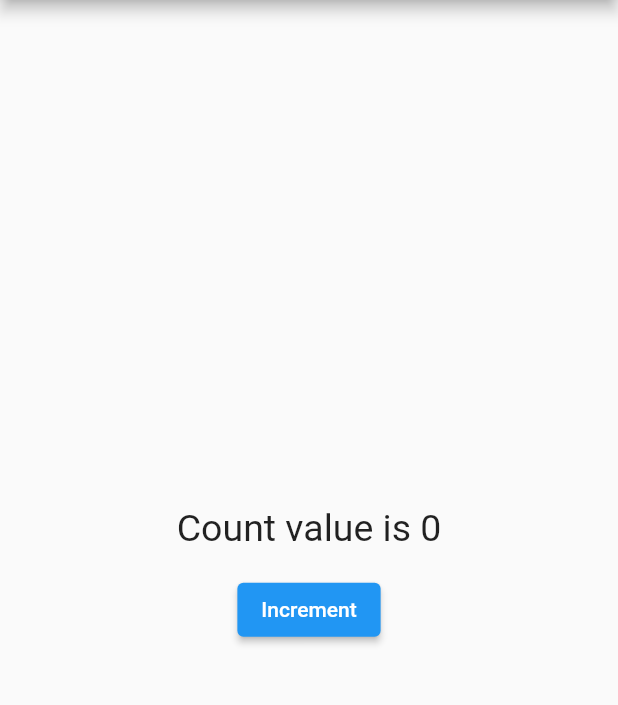
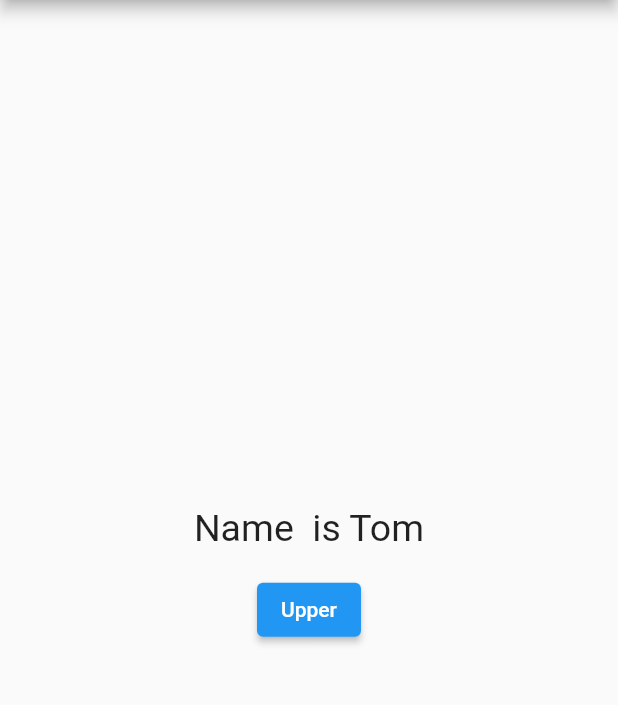
Before and after one commit to ali-sojib/Flutter-GetX-Utils, a Flutter app: the screen it shows after launch, on a phone screen of 412 x 824 dp, the part 84-789 px from its top. Run offline on Flutter 3.47's test engine with Material 2 defaults, Android fonts, the phone set to English and light mode, and no system bars; our stand-ins replace get.

Commit message:
getx obx variable in 8th video

```diff
--- a/lib/st_mn_reactive_state_manager_obx.dart
+++ b/lib/getx_state_m_reactive_state_manager_obx_predefind_data_types.dart
@@ -1,8 +1,10 @@
 import 'package:flutter/material.dart';
 import 'package:get/get.dart';
 
-// state_management_reactive State Manager Obx
-
+class StateManagementReactiveStateManagerObxPredefinedDataTypes
+    extends StatelessWidget {
+  // state_management_reactive State Manager Obx
+  // Predefind Data types
 /* If we want that every time the value of count variable changes
   then all the widgets which uses the count variable must update itself
   then the count variable must be reactive or observable and to make it
@@ -34,8 +36,6 @@ import 'package:get/get.dart';
     // Custom classes - it can be any class, literally
     final user = Rx<User>();
   */
-
-class StateManagementReactiveStateManagerObx extends StatelessWidget {
   var count = 0.obs;
 
   void increment() {
--- /dev/null
+++ b/lib/getx_state_m_reactive_state_manager_obx_undefind_data_types.dart
@@ -0,0 +1,57 @@
+import 'package:get/get.dart';
+import 'package:flutter/material.dart';
+
+class StateManagementReactiveStateManagerObxUndefindDataTypes
+    extends StatelessWidget {
+  var student = Student();
+
+  // For making the entire class observable
+  //final  student=Student( name:"tom",age:25).obs;
+  @override
+  Widget build(BuildContext context) {
+    // TODO: implement build
+    return Scaffold(
+      appBar: AppBar(title: Text("State Management")),
+      body: Center(
+        child: Column(
+          mainAxisAlignment: MainAxisAlignment.center,
+          crossAxisAlignment: CrossAxisAlignment.center,
+          children: [
+            Obx(() => Text(
+                  "Name  is ${student.name.value}",
+                  style: TextStyle(fontSize: 25),
+                )),
+            const SizedBox(
+              height: 16,
+            ),
+            ElevatedButton(
+              child: Text("Upper"),
+              onPressed: () {
+                //If individual variables are observable
+                student.name.value = student.name.value.toUpperCase();
+                // If entire class is observable
+                // student.update((student) {
+                //   student.name=student.name.toString().toUpperCase();
+                // });
+              },
+            ),
+          ],
+        ),
+      ),
+    );
+  }
+}
+
+class Student {
+  /* Classes can be made observable by making individuals variables Rx
+  or by making the entire class observable.
+   */
+  // Individuals variables Rx
+  var name = "Tom".obs;
+  var age = 25.obs;
+
+// To make the entire class observable
+// var name;
+// var age;
+// Student({this.name, this.age});
+}
--- a/lib/main.dart
+++ b/lib/main.dart
@@ -4,7 +4,8 @@ import 'package:get/get.dart';
 import 'getx_route_navigation_Named/getx_home.dart';
 import 'getx_route_navigation_Named/getx_mian_named.dart';
 import 'getx_route_navigation_Named/getx_next_screen.dart';
-import 'st_mn_reactive_state_manager_obx.dart';
+import 'getx_state_m_reactive_state_manager_obx_predefind_data_types.dart';
+import 'getx_state_m_reactive_state_manager_obx_undefind_data_types.dart';
 
 void main() {
   runApp(const MyApp());
@@ -49,7 +50,10 @@ class MyApp extends StatelessWidget {
         // unknownRoute: GetPage(name: '/notfound', page: () => UnknownRoute()),
       */
       // home: NamedRouteNavigationMain(),
-      home: StateManagementReactiveStateManagerObx(),
+
+      // home: StateManagementReactiveStateManagerObxPredefinedDataTypes(),
+
+      home: StateManagementReactiveStateManagerObxUndefindDataTypes(),
     );
   }
 }
```
